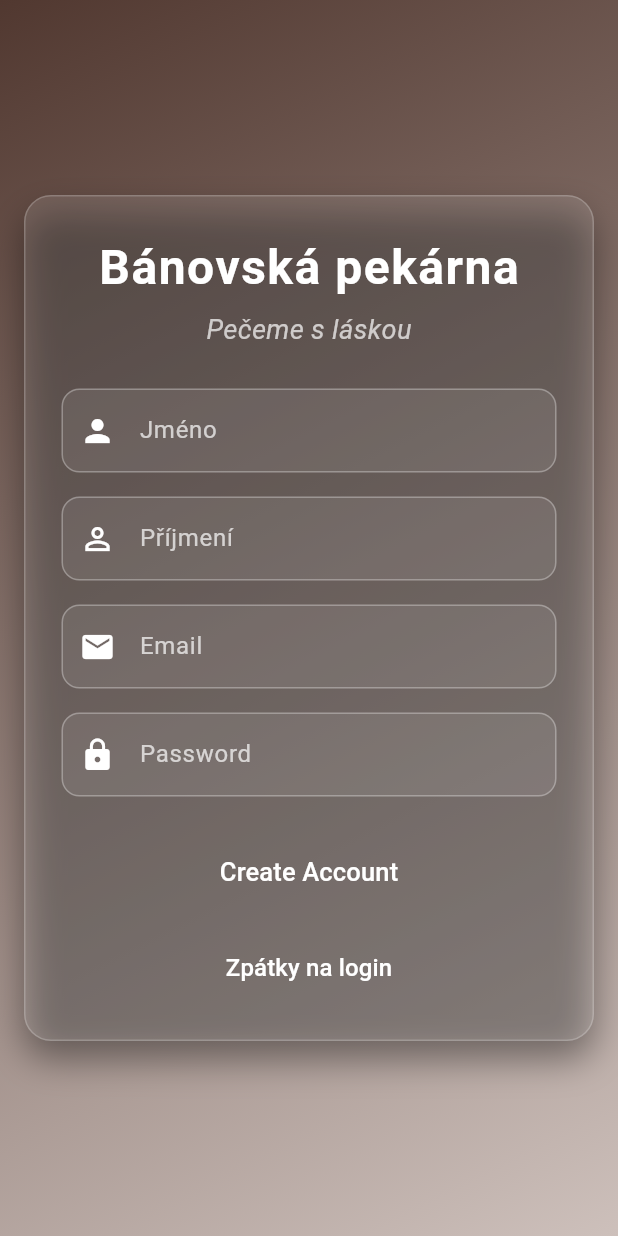
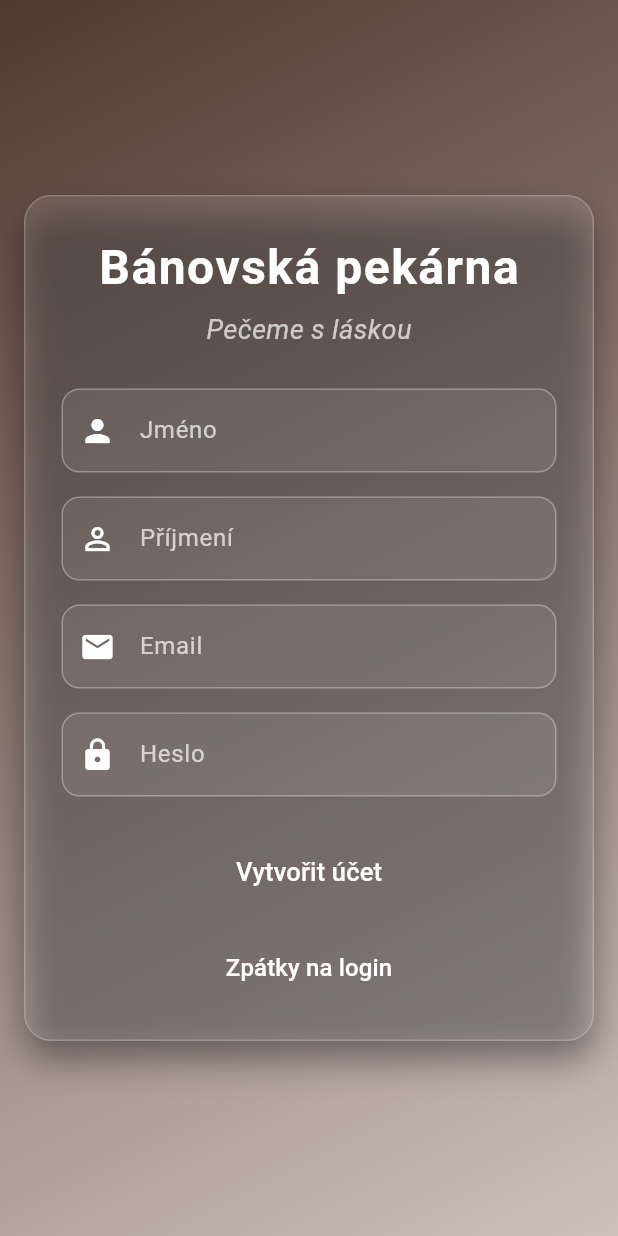
Before and after one commit to Werdyn13/Maturitni-projekt, a Flutter app: the screen it shows after launch, after a tap on "Registrovat se", on a phone screen of 412 x 824 dp. Run offline on Flutter 3.47's test engine with Material 3 defaults, Android fonts, the phone set to English and light mode, and no system bars; our stand-ins replace supabase_flutter; accounts and stored records are empty.

Commit message:
Přeložení položek v login do češtiny.

```diff
--- a/lib/screens/login_screen.dart
+++ b/lib/screens/login_screen.dart
@@ -210,7 +210,7 @@ class _LoginScreenState extends State<LoginScreen>
 
           _buildInput("Email", Icons.email, _emailController, false),
           const SizedBox(height: 16),
-          _buildInput("Password", Icons.lock, _passwordController, true),
+          _buildInput("Heslo", Icons.lock, _passwordController, true),
           const SizedBox(height: 22),
 
           if (!_isRegistering) _buildLoginButton(),
@@ -279,7 +279,7 @@ class _LoginScreenState extends State<LoginScreen>
       ),
       child: _isLoading
           ? const CircularProgressIndicator(color: Colors.white)
-          : const Text("Create Account", style: TextStyle(fontSize: 17)),
+          : const Text("Vytvořit účet", style: TextStyle(fontSize: 17)),
     );
   }
 
```
